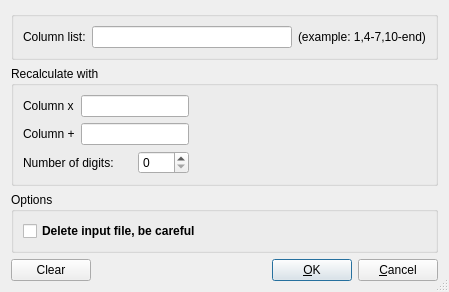
This is trunk/Forms/RecalcDialog/recalcdialog.ui in rsieger/PanTool as Qt 5 draws it before an edit. The edited form follows.
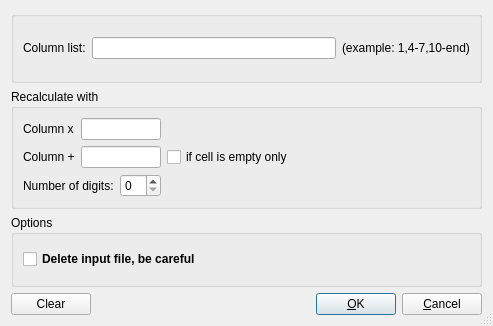
This is the edited form.

Commit message: Recalc -> Add values only if cell is empty

Patch:
```diff
--- a/trunk/Forms/RecalcDialog/recalcdialog.ui
+++ b/trunk/Forms/RecalcDialog/recalcdialog.ui
@@ -6,8 +6,8 @@
    <rect>
     <x>0</x>
     <y>0</y>
-    <width>423</width>
-    <height>268</height>
+    <width>493</width>
+    <height>326</height>
    </rect>
   </property>
   <property name="windowTitle">
@@ -66,7 +66,7 @@
       <item row="0" column="1" colspan="2">
        <widget class="QLineEdit" name="MulX_lineEdit"/>
       </item>
-      <item row="0" column="3">
+      <item row="0" column="3" colspan="2">
        <spacer name="horizontalSpacer_2">
         <property name="orientation">
          <enum>Qt::Horizontal</enum>
@@ -89,7 +89,14 @@
       <item row="1" column="1" colspan="2">
        <widget class="QLineEdit" name="AddX_lineEdit"/>
       </item>
-      <item row="1" column="3" rowspan="2">
+      <item row="1" column="3">
+       <widget class="QCheckBox" name="OnlyIfEmpty_checkBox">
+        <property name="text">
+         <string>if cell is empty only</string>
+        </property>
+       </widget>
+      </item>
+      <item row="1" column="4">
        <spacer name="horizontalSpacer_3">
         <property name="orientation">
          <enum>Qt::Horizontal</enum>
@@ -102,21 +109,21 @@
         </property>
        </spacer>
       </item>
-      <item row="2" column="0" rowspan="2" colspan="2">
+      <item row="2" column="0" colspan="2">
        <widget class="QLabel" name="label_5">
         <property name="text">
          <string>Number of digits:</string>
         </property>
        </widget>
       </item>
-      <item row="2" column="2" rowspan="2">
+      <item row="2" column="2">
        <widget class="QSpinBox" name="NumOfDigits_spinBox">
         <property name="maximum">
          <number>10</number>
         </property>
        </widget>
       </item>
-      <item row="3" column="3">
+      <item row="2" column="3" colspan="2">
        <spacer name="horizontalSpacer_4">
         <property name="orientation">
          <enum>Qt::Horizontal</enum>
```
Left out of the diff: 1 changed line with no effect on the pictures. The commit also changes 7 other files.
